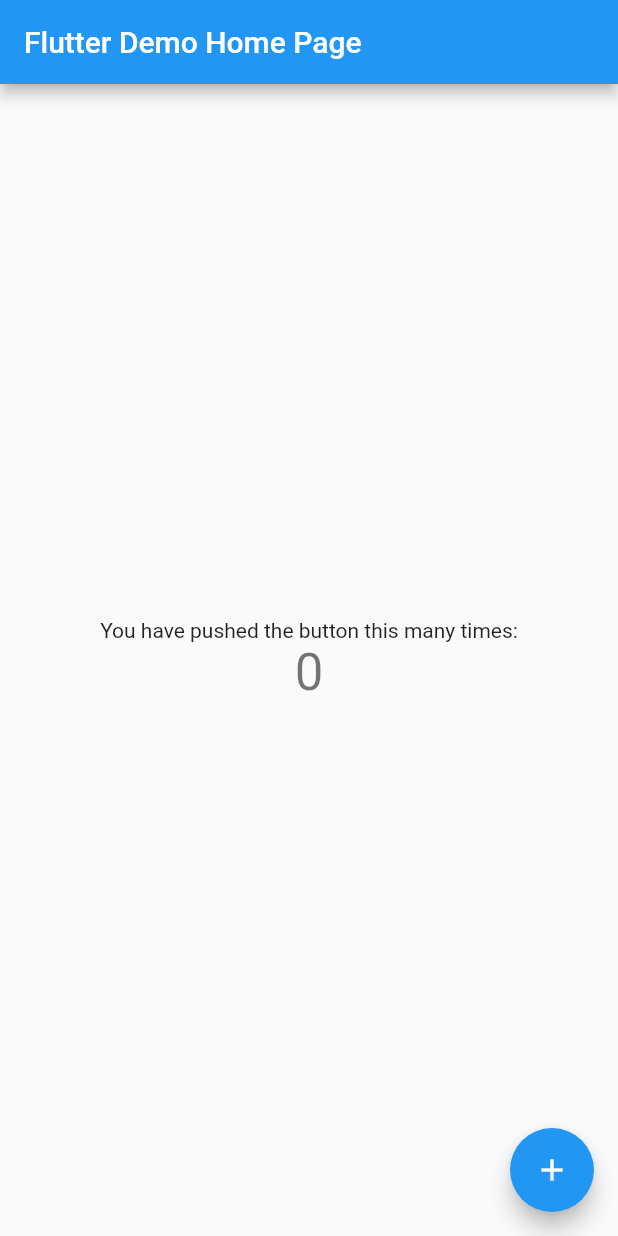
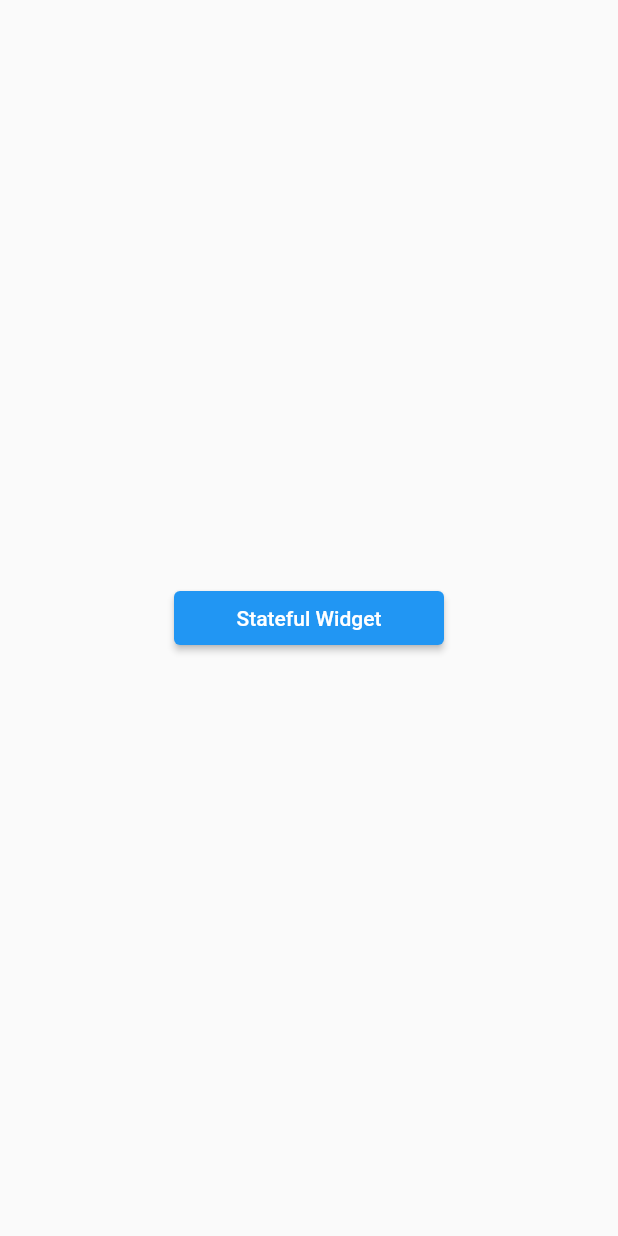
Before and after one commit to Mimimi-d/flutter_state_practice, a Flutter app: the screen it shows after launch, on a phone screen of 412 x 824 dp. Run offline on Flutter 3.47's test engine with Material 2 defaults, Android fonts, the light colour scheme and no system bars.

Commit message:
create stateful_widget

```diff
--- a/lib/main.dart
+++ b/lib/main.dart
@@ -1,115 +1,41 @@
 import 'package:flutter/material.dart';
+import 'package:flutter_state_practice/state_practice/stateful_widget/stateful_home_page.dart';
+
+import 'widgets/navigate_button.dart';
 
 void main() {
-  runApp(const MyApp());
+  runApp(MyApp());
 }
 
 class MyApp extends StatelessWidget {
-  const MyApp({Key? key}) : super(key: key);
-
-  // This widget is the root of your application.
   @override
   Widget build(BuildContext context) {
     return MaterialApp(
-      title: 'Flutter Demo',
+      title: 'Flutter State Managements',
       theme: ThemeData(
-        // This is the theme of your application.
-        //
-        // Try running your application with "flutter run". You'll see the
-        // application has a blue toolbar. Then, without quitting the app, try
-        // changing the primarySwatch below to Colors.green and then invoke
-        // "hot reload" (press "r" in the console where you ran "flutter run",
-        // or simply save your changes to "hot reload" in a Flutter IDE).
-        // Notice that the counter didn't reset back to zero; the application
-        // is not restarted.
         primarySwatch: Colors.blue,
       ),
-      home: const MyHomePage(title: 'Flutter Demo Home Page'),
+      home: MainPage(),
     );
   }
 }
 
-class MyHomePage extends StatefulWidget {
-  const MyHomePage({Key? key, required this.title}) : super(key: key);
-
-  // This widget is the home page of your application. It is stateful, meaning
-  // that it has a State object (defined below) that contains fields that affect
-  // how it looks.
-
-  // This class is the configuration for the state. It holds the values (in this
-  // case the title) provided by the parent (in this case the App widget) and
-  // used by the build method of the State. Fields in a Widget subclass are
-  // always marked "final".
-
-  final String title;
-
-  @override
-  State<MyHomePage> createState() => _MyHomePageState();
-}
-
-class _MyHomePageState extends State<MyHomePage> {
-  int _counter = 0;
-
-  void _incrementCounter() {
-    setState(() {
-      // This call to setState tells the Flutter framework that something has
-      // changed in this State, which causes it to rerun the build method below
-      // so that the display can reflect the updated values. If we changed
-      // _counter without calling setState(), then the build method would not be
-      // called again, and so nothing would appear to happen.
-      _counter++;
-    });
-  }
-
+class MainPage extends StatelessWidget {
   @override
   Widget build(BuildContext context) {
-    // This method is rerun every time setState is called, for instance as done
-    // by the _incrementCounter method above.
-    //
-    // The Flutter framework has been optimized to make rerunning build methods
-    // fast, so that you can just rebuild anything that needs updating rather
-    // than having to individually change instances of widgets.
     return Scaffold(
-      appBar: AppBar(
-        // Here we take the value from the MyHomePage object that was created by
-        // the App.build method, and use it to set our appbar title.
-        title: Text(widget.title),
-      ),
       body: Center(
-        // Center is a layout widget. It takes a single child and positions it
-        // in the middle of the parent.
-        child: Column(
-          // Column is also a layout widget. It takes a list of children and
-          // arranges them vertically. By default, it sizes itself to fit its
-          // children horizontally, and tries to be as tall as its parent.
-          //
-          // Invoke "debug painting" (press "p" in the console, choose the
-          // "Toggle Debug Paint" action from the Flutter Inspector in Android
-          // Studio, or the "Toggle Debug Paint" command in Visual Studio Code)
-          // to see the wireframe for each widget.
-          //
-          // Column has various properties to control how it sizes itself and
-          // how it positions its children. Here we use mainAxisAlignment to
-          // center the children vertically; the main axis here is the vertical
-          // axis because Columns are vertical (the cross axis would be
-          // horizontal).
-          mainAxisAlignment: MainAxisAlignment.center,
-          children: <Widget>[
-            const Text(
-              'You have pushed the button this many times:',
-            ),
-            Text(
-              '$_counter',
-              style: Theme.of(context).textTheme.headline4,
-            ),
-          ],
+        child: SingleChildScrollView(
+          child: Column(
+            children: [
+              NavigateButton(
+                navigateTo: StatefulWidgetPage(),
+                title: 'Stateful Widget',
+              ),
+            ],
+          ),
         ),
       ),
-      floatingActionButton: FloatingActionButton(
-        onPressed: _incrementCounter,
-        tooltip: 'Increment',
-        child: const Icon(Icons.add),
-      ), // This trailing comma makes auto-formatting nicer for build methods.
     );
   }
 }
--- /dev/null
+++ b/lib/widgets/navigate_button.dart
@@ -0,0 +1,31 @@
+import 'package:flutter/material.dart';
+
+class NavigateButton extends StatelessWidget {
+  const NavigateButton({
+    required this.navigateTo,
+    required this.title,
+  });
+
+  final Widget navigateTo;
+  final String title;
+
+  @override
+  Widget build(BuildContext context) {
+    return Padding(
+      padding: const EdgeInsets.symmetric(vertical: 4),
+      child: ConstrainedBox(
+        constraints: BoxConstraints(minWidth: 180),
+        child: ElevatedButton(
+          onPressed: () => _navigateTo(context, navigateTo),
+          child: Text(title),
+        ),
+      ),
+    );
+  }
+
+  void _navigateTo(BuildContext context, Widget to) {
+    Navigator.of(context).push(
+      MaterialPageRoute(builder: (_) => to),
+    );
+  }
+}
```
Also changed, not shown: lib/state_practice/stateful_widget/loading_widget.dart (added, +17 -0 lines), lib/state_practice/stateful_widget/stateful_home_page.dart (added, +56 -0 lines), lib/state_practice/stateful_widget/widget_a.dart (added, +18 -0 lines), lib/state_practice/stateful_widget/widget_b.dart (added, +13 -0 lines), lib/state_practice/stateful_widget/widget_c.dart (added, +17 -0 lines).
